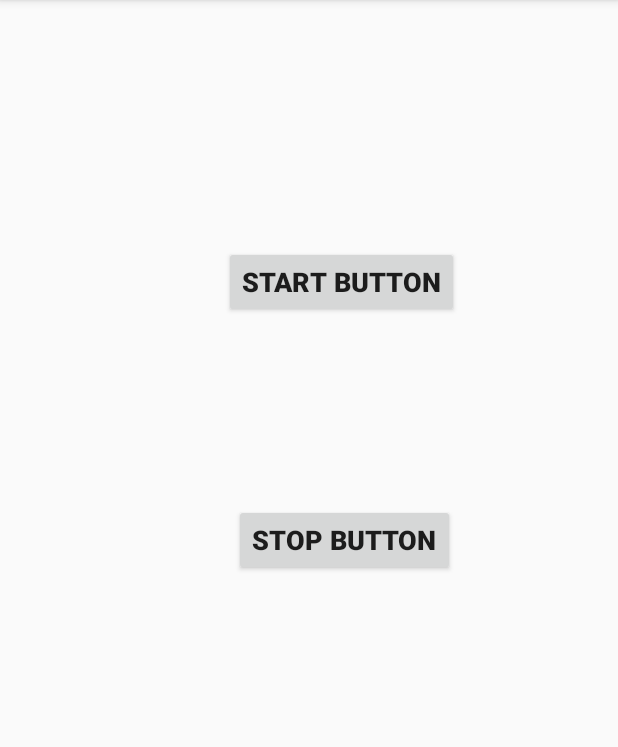
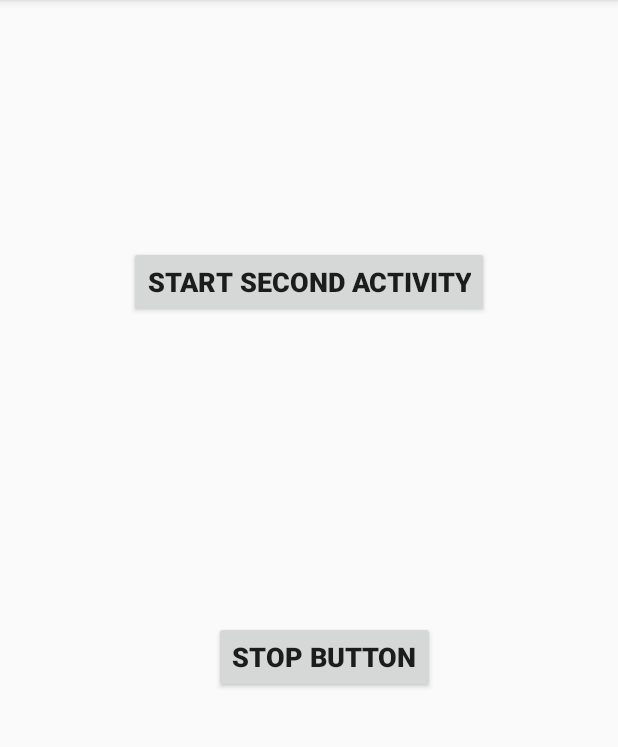
Before and after one commit to achumphrey/Activity-LifeCycle-App-Java, an Android app: the screen it shows after launch (MainActivity), on a phone screen of 412 x 824 dp, the part 84-831 px from its top. Run offline under Robolectric (Android 15) with nearby library versions, the phone set to English and light mode, and no system bars.

Commit message:
added method

```diff
--- a/app/src/main/java/com/example/activitylifecycleappjava/SecondActivity.java
+++ b/app/src/main/java/com/example/activitylifecycleappjava/SecondActivity.java
@@ -16,6 +16,9 @@ public class SecondActivity extends AppCompatActivity {
     protected void onCreate(Bundle savedInstanceState) {
         super.onCreate(savedInstanceState);
         setContentView(R.layout.activity_second);
+
+        message = " onCreate() called";
+        Toast.makeText(this, AC + message, TL).show();
     }
 
     @Override
--- a/app/src/main/res/layout/activity_main.xml
+++ b/app/src/main/res/layout/activity_main.xml
@@ -10,14 +10,13 @@
         android:id="@+id/startbtn"
         android:layout_width="wrap_content"
         android:layout_height="wrap_content"
-        android:layout_marginStart="149dp"
+        android:layout_marginStart="135dp"
         android:layout_marginTop="164dp"
         android:layout_marginEnd="135dp"
-        android:text="Start Button"
+        android:text="Start Second Activity"
         android:textSize="18sp"
         android:textStyle="bold"
         app:layout_constraintEnd_toEndOf="parent"
-        app:layout_constraintHorizontal_bias="0.0"
         app:layout_constraintStart_toStartOf="parent"
         app:layout_constraintTop_toTopOf="parent" />
 
@@ -34,8 +33,7 @@
         android:textStyle="bold"
         app:layout_constraintBottom_toBottomOf="parent"
         app:layout_constraintEnd_toEndOf="parent"
-        app:layout_constraintHorizontal_bias="0.0"
         app:layout_constraintStart_toStartOf="parent"
         app:layout_constraintTop_toBottomOf="@+id/startbtn"
-        app:layout_constraintVertical_bias="0.0" />
+        />
 </androidx.constraintlayout.widget.ConstraintLayout>
```
